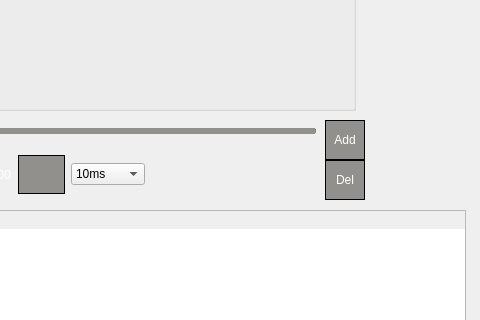
The window that mainwindow.ui (KemerDev/QtSubMaker) describes before a commit, drawn with Qt 5; both pictures show x 505 to 985 and y 229 to 549 of the 985 by 690 pixel window.
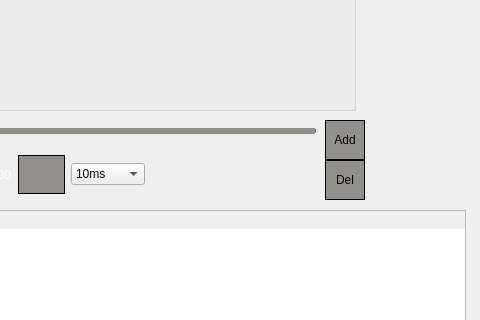
The same window after the commit.

```diff
--- a/mainwindow.ui
+++ b/mainwindow.ui
@@ -435,7 +435,7 @@
 	width: 45px;
 	height: 37px;
     border: 1px solid #000000;
-	color: white;
+	color: black;
 }
 
 QPushButton:hover {
@@ -466,7 +466,7 @@
 	width: 45px;
 	height: 37px;
     border: 1px solid #000000;
-	color: white;
+	color: black;
 }
 
 QPushButton:hover {
```
